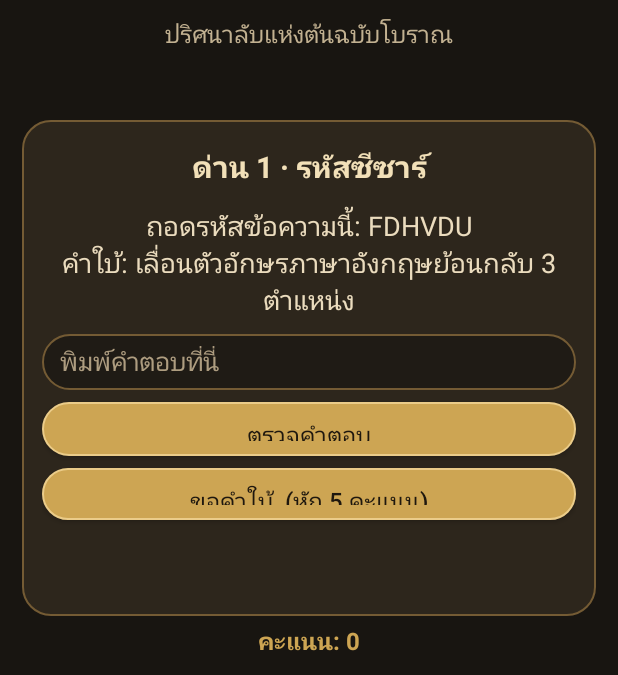
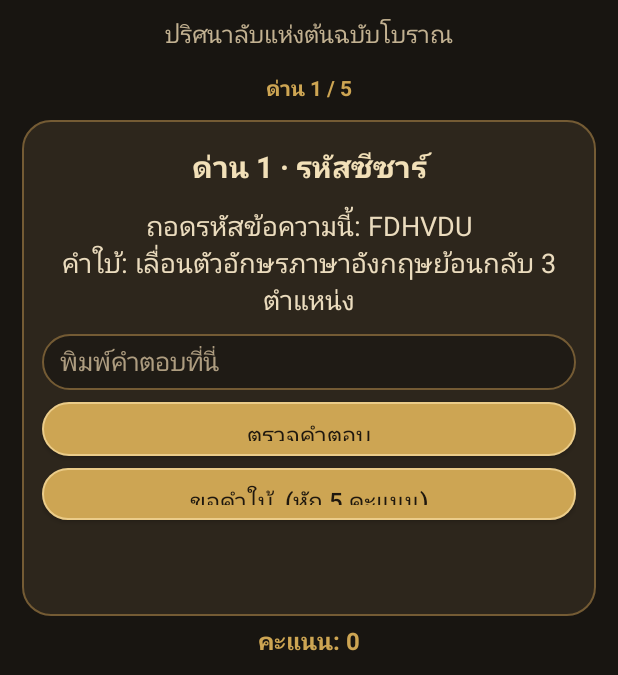
Before and after one commit to kkikki21984/Test, an Android app: the screen it shows after launch (MainActivity), on a phone screen of 412 x 824 dp, the part 146-821 px from its top. Run offline under Robolectric (Android 15) with nearby library versions, the phone set to English and light mode, and no system bars.

Commit message:
Fix puzzle answer and level progress

```diff
--- a/app/src/main/java/com/example/davincicipher/MainActivity.java
+++ b/app/src/main/java/com/example/davincicipher/MainActivity.java
@@ -29,7 +29,7 @@ public class MainActivity extends Activity {
         "อ่านข้อความแล้วหาคำที่ซ่อนอยู่:\n“ดาวเหนือส่องทางในคืนมืด”\nคำใบ้: มองหาสิ่งที่ใช้บอกทิศ",
         "รหัสสุดท้าย: 20-8-5-32-11-5-25\nคำใบ้: A=1 ถึง Z=26 และ 32 คือเว้นวรรค"
     };
-    private final String[] answers = {"CAESAR", "DAVINCI", "รหัสดก", "เหนือ", "THE KEY"};
+    private final String[] answers = {"CAESAR", "DAVINCI", "รหกด", "เหนือ", "THE KEY"};
     private final String[] hints = {
         "ตัวอักษร C ถอยหลัง 3 ตำแหน่งจะเป็น Z",
         "แปลง 1=A, 2=B ไปเรื่อย ๆ",
@@ -102,7 +102,7 @@ public class MainActivity extends Activity {
         TextView subtitle = text("ปริศนาลับแห่งต้นฉบับโบราณ", 16, Color.rgb(194,177,145), false);
         content.addView(subtitle, space(42));
 
-        progress = text("", 14, Color.rgb(205,165,83), true);
+        progress = text("ด่าน " + (level + 1) + " / 5", 14, Color.rgb(205,165,83), true);
         content.addView(progress, space(42));
 
         LinearLayout card = new LinearLayout(this);
```
